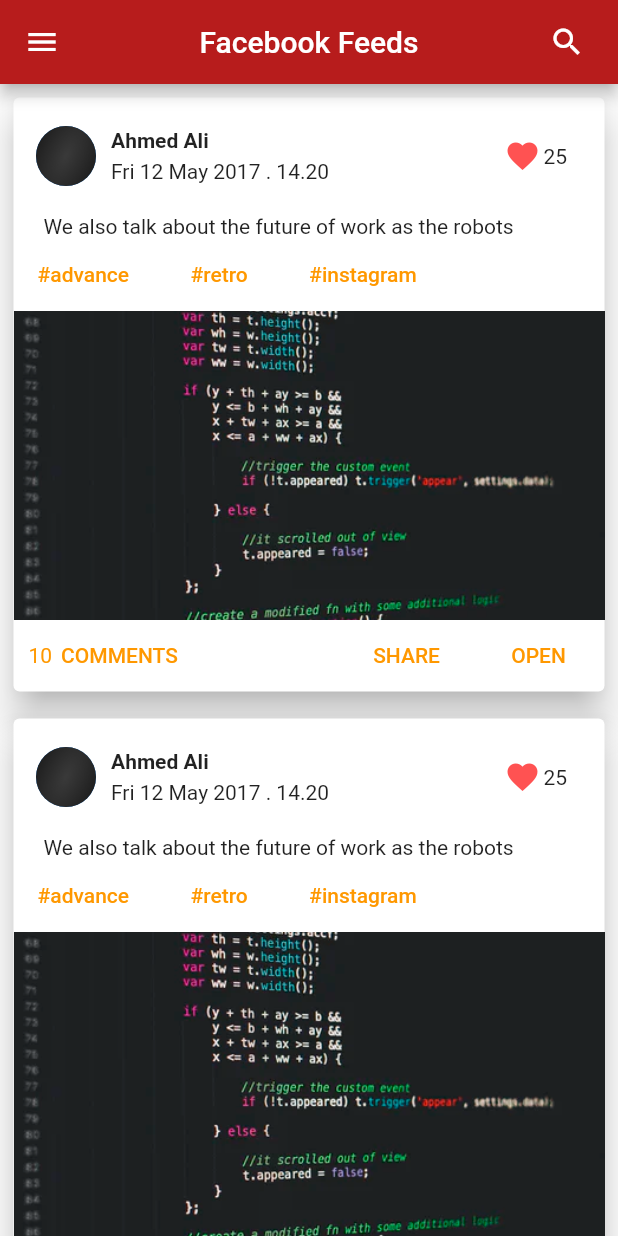
After one commit to sohaibAlithawi/Flutter-News-Design, a Flutter app: the Facebook_Feeds screen opened directly, on a phone screen of 412 x 824 dp. The commit adds this screen. Run offline on Flutter 3.47's test engine with Material 2 defaults, Android fonts, the phone set to English and light mode, and no system bars; our stand-ins replace shared_preferences; missing offline and left inert: page_view_indicator; accounts and stored records are empty.

Commit message:
Flutter News Project

```diff
--- /dev/null
+++ b/lib/Screens/Facebook_Feeds.dart
@@ -0,0 +1,201 @@
+import 'package:flutter/material.dart';
+import 'package:flutter_app_news/shared_ui/Drawer_Ui.dart';
+
+class Facebook_Feeds extends StatefulWidget {
+  @override
+  _Facebook_FeedsState createState() => _Facebook_FeedsState();
+}
+
+class _Facebook_FeedsState extends State<Facebook_Feeds> {
+  @override
+  Widget build(BuildContext context) {
+    return new Scaffold(
+        drawer: DrawerUi(),
+
+        appBar: AppBar(
+          title: Text("Facebook Feeds"),
+          centerTitle: true,
+
+          actions: <Widget>[
+            Padding(
+                padding:EdgeInsets.only(right: 10),
+                child: IconButton(icon: Icon(Icons.search), onPressed: (){},)
+            ),
+          ],
+        ),
+
+        body: ListView.builder(
+          itemBuilder: (context, index){
+            return Padding(
+              padding: EdgeInsets.all(5),
+              child: new Card(
+                elevation: 10,
+
+                child: new Column(
+                  crossAxisAlignment: CrossAxisAlignment.start,
+                  children: <Widget>[
+
+                    _drawHeader(),
+                    _drawBody(),
+                    _drawFooter(),
+
+
+                  ],
+                ),
+              ),
+            );
+
+          },
+          itemCount: 20,
+        )
+
+    );
+  }
+
+  Widget _drawHeader() {
+
+    return Padding(
+
+      padding:EdgeInsets.all(15),
+      child: new Row(
+        mainAxisAlignment: MainAxisAlignment.spaceBetween,
+        children: <Widget>[
+
+          new Row(
+            children: [
+
+              new CircleAvatar(backgroundImage: ExactAssetImage('images/black_image_1.jpg'),),
+
+              Padding(
+                padding: EdgeInsets.only(left: 5),
+                child: new Column(
+                  crossAxisAlignment: CrossAxisAlignment.start,
+                  children: [
+
+
+
+                    Padding(
+                      padding: EdgeInsets.only(left: 5),
+                      child: new Text("Ahmed Ali ",
+                        style: TextStyle(fontWeight: FontWeight.bold),
+                      ),
+                    ),
+
+                    Padding(
+                      padding: EdgeInsets.only(left: 5, top: 5),
+                      child: new Text("Fri 12 May 2017 . 14.20"),
+                    ),
+
+                  ],
+                ),
+              ),
+
+            ],
+          ),
+
+
+          new Row(
+            children: [
+
+              new IconButton(icon:Icon(Icons.favorite,color: Colors.redAccent,),onPressed: (){},),
+
+              Transform.translate(
+                offset: Offset(-10,0),
+                child: new Text("25"),
+
+              ),
+            ],
+          )
+
+        ],
+      ),
+    );
+  }
+
+  Widget _drawBody() {
+
+    return Column(
+      crossAxisAlignment: CrossAxisAlignment.start,
+      children: [
+
+        Padding(
+          padding: EdgeInsets.only(left: 20),
+          child: new Text("We also talk about the future of work as the robots"),
+
+        ),
+
+        new Row(
+          children: [
+
+            new FlatButton(onPressed: (){}, child: Text("#advance", style: TextStyle(color: Colors.orange),),),
+            new FlatButton(onPressed: (){}, child: Text("#retro", style: TextStyle(color: Colors.orange),),),
+            new FlatButton(onPressed: (){}, child: Text("#instagram", style: TextStyle(color: Colors.orange),),),
+
+          ],
+        ),
+
+
+        new Container(
+
+          width: double.infinity,
+          height: MediaQuery.of(context).size.height * 0.25,
+          decoration: BoxDecoration(
+              image: DecorationImage(
+                  fit: BoxFit.cover,
+                  image: ExactAssetImage('images/programming.webp')
+              )
+          ),
+        ),
+      ],
+    );
+
+  }
+
+  Widget _drawFooter() {
+    return new Row(
+      mainAxisAlignment: MainAxisAlignment.spaceBetween,
+      children: [
+
+        new Row(
+          children: [
+
+            new Transform.translate(
+              child: new Text("10", style: TextStyle(color: Colors.orange),),
+              offset: Offset(10,0),
+            ),
+
+            new FlatButton(onPressed: (){}, child: Text("COMMENTS", style: TextStyle(color: Colors.orange)))
+
+          ],
+        ),
+
+
+        new Row(
+          children: [
+
+            FlatButton(onPressed: (){},
+
+              child: Text("SHARE",
+                style: TextStyle(color: Colors.orange),
+              ),
+            ),
+
+            FlatButton(onPressed: (){},
+
+              child: Text("OPEN",
+                style: TextStyle(color: Colors.orange),
+              ),
+            ),
+
+
+          ],
+        ),
+      ],
+
+    );
+
+
+  }
+
+
+}
```
Also changed, not shown: lib/Screens/Instagram Feeds.dart (added, +207 -0 lines), lib/Screens/TwitterFeeds.dart (+16 -2 lines), lib/Screens/home_screen.dart (+41 -2 lines), lib/shared_ui/Drawer_Ui.dart (+9 -19 lines).
